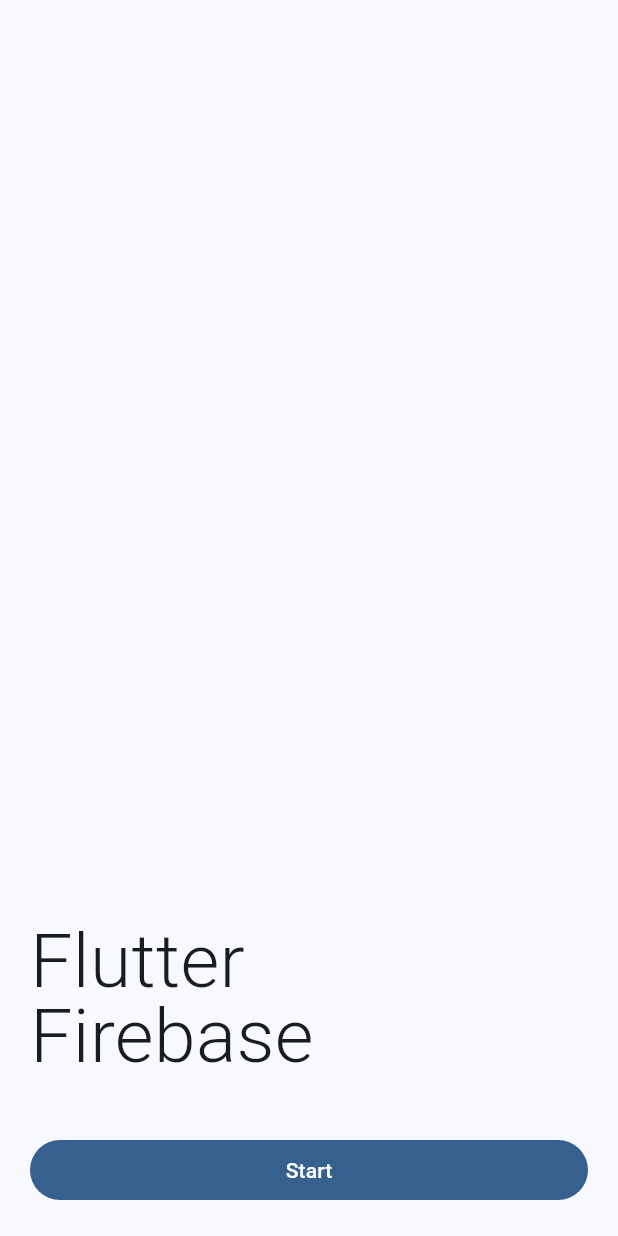
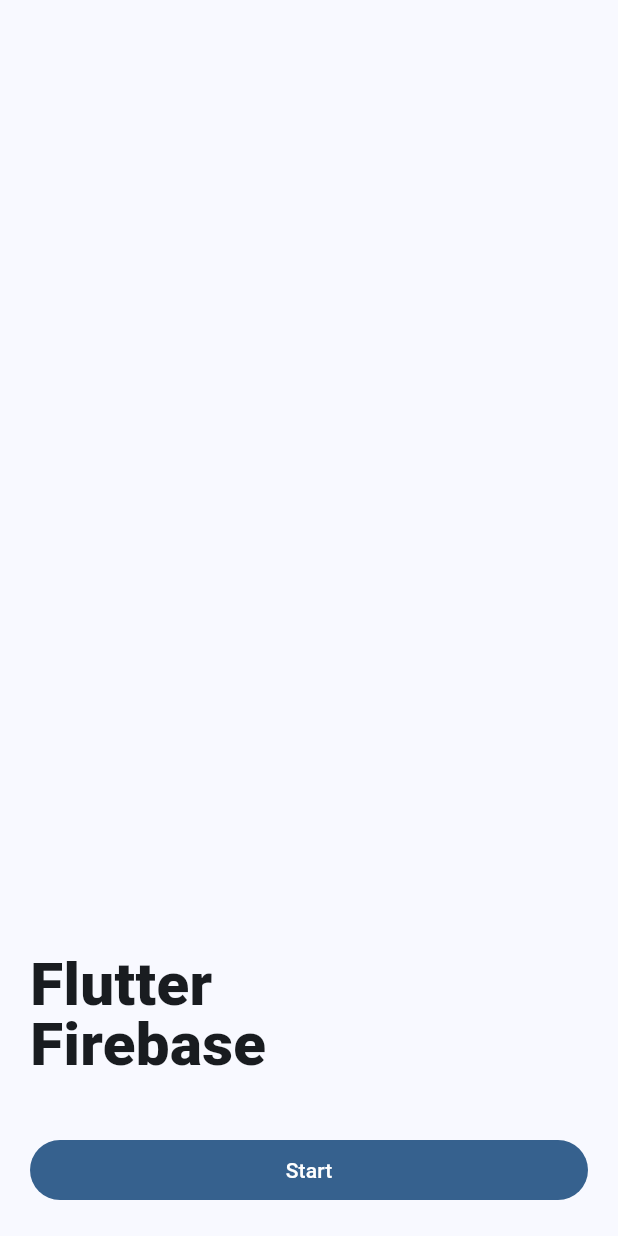
Before and after one commit to C4co/flutter_firebase_auth, a Flutter app: the screen it shows after launch, on a phone screen of 412 x 824 dp. Run offline on Flutter 3.47's test engine with Material 2 defaults, Android fonts, the phone set to English and light mode, and no system bars; our stand-ins replace cloud_firestore, firebase_auth, firebase_core, flutter_dotenv, fluttericon, go_router and 1 more; missing offline and left inert: validatorless; accounts and stored records are empty.

Commit message:
move routes to core layer

```diff
--- a/lib/app.dart
+++ b/lib/app.dart
@@ -1,6 +1,5 @@
 import 'package:flutter/material.dart';
-import '/routes/router.dart';
-import '/core/themes/basic.theme.dart';
+import '/core/core.dart';
 
 class App extends StatelessWidget {
   const App({super.key});
--- a/lib/core/core.dart
+++ b/lib/core/core.dart
@@ -1,5 +1,6 @@
 export './services/firebase_auth.dart';
 export './themes/basic.theme.dart';
+export './routes/router.dart';
 export './components/snackbar.dart';
 export './components/dialog.dart';
 export './components/loading.dart';
--- a/lib/views/auth/start/start_page.dart
+++ b/lib/views/auth/start/start_page.dart
@@ -56,8 +56,8 @@ class _StartPageState extends State<StartPage> with StartController {
             const Text(
               'Flutter\nFirebase',
               style: TextStyle(
-                fontSize: 50,
-                fontWeight: FontWeight.w300,
+                fontSize: 40,
+                fontWeight: FontWeight.w900,
                 height: 1,
               ),
             ),
```
Also changed, not shown: lib/core/routes/router.dart (renamed from lib/routes/router.dart).
